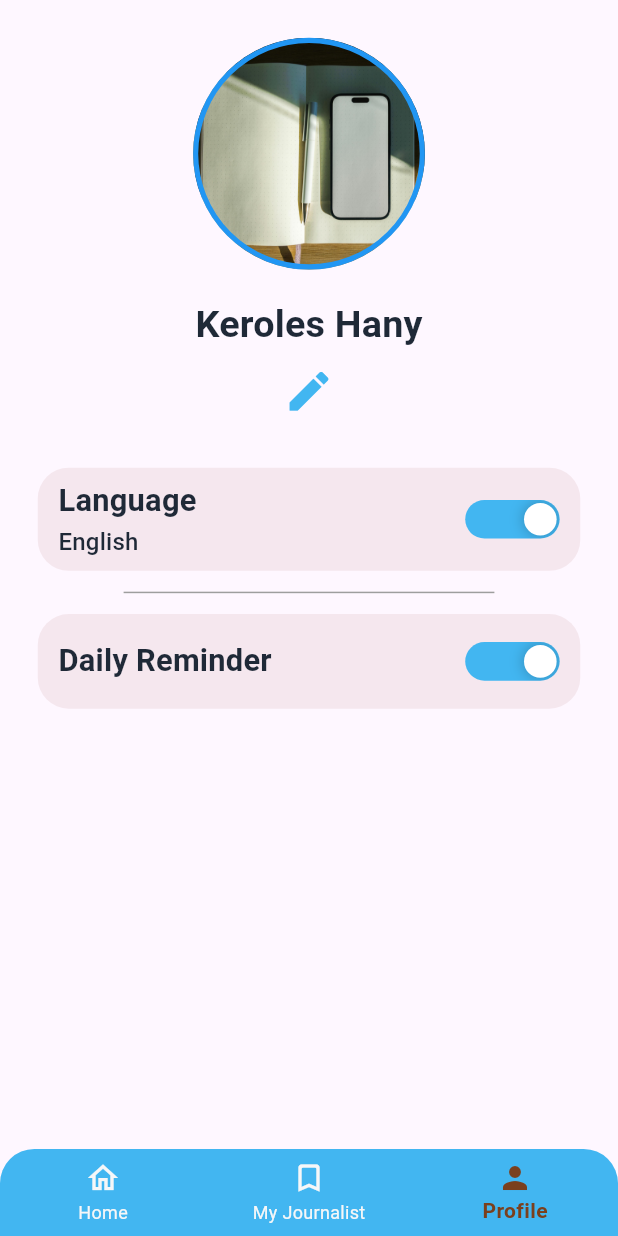
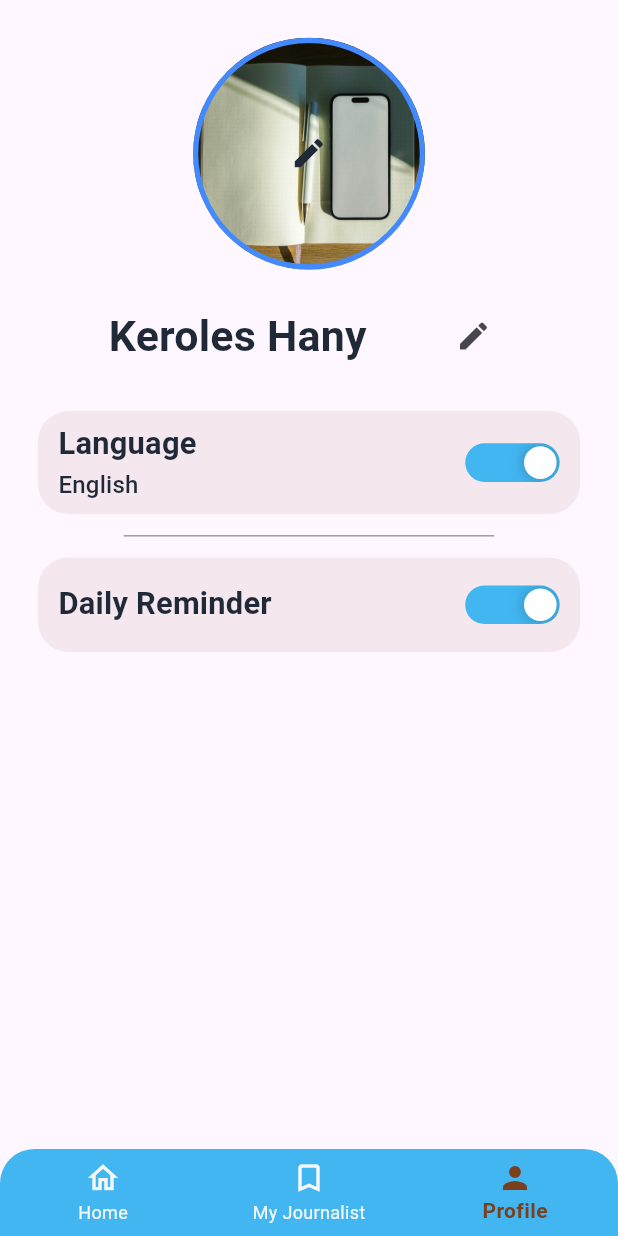
Before and after one commit to SWE-Keroles-Hany/mood-j, a Flutter app: the HomeScreen screen opened by its route, item 3 of the bottom bar chosen, after a tap on the "edit" icon, on a phone screen of 412 x 824 dp. Run offline on Flutter 3.47's test engine with Material 3 defaults, Android fonts, the phone set to English and light mode, and no system bars; drawn by our look-alikes of flutter_advanced_switch; our stand-ins replace dartz, fluentui_system_icons, flutter_bloc, flutter_screenutil, get_it, image_picker and 2 more; missing offline and left inert: emojis, voice_note_kit; accounts and stored records are empty; statements that could not run were skipped.

Commit message:
edit home tab

```diff
--- a/lib/features/home/presentation/home_screen.dart
+++ b/lib/features/home/presentation/home_screen.dart
@@ -18,6 +18,19 @@ class HomeScreen extends StatefulWidget {
 class _HomeScreenState extends State<HomeScreen> {
   int selectedIndex = 0;
   final List<StatefulWidget> tabs = [HomeTab(), JournalistTab(), SettingsTab()];
+  @override
+  void initState() {
+    super.initState();
+    _refreshData();
+  }
+
+  void _refreshData() async {
+    final moodsCubit = getIt<MoodsCubit>();
+    await moodsCubit.getAllMoods();
+    await moodsCubit.getMoodToday();
+    await moodsCubit.getMostFrequentMood();
+    await moodsCubit.getWritingStreak();
+  }
 
   @override
   Widget build(BuildContext context) {
@@ -39,13 +52,14 @@ class _HomeScreenState extends State<HomeScreen> {
             selectedLabelStyle: TextStyle(fontWeight: FontWeight.bold),
             type: BottomNavigationBarType.fixed,
             currentIndex: selectedIndex,
-            onTap: (value) {
+            onTap: (value) async {
               selectedIndex = value;
+              final moodsCubit = getIt<MoodsCubit>();
               if (value == 0) {
-                getIt<MoodsCubit>().getMoodToday();
-                getIt<MoodsCubit>().getAllMoods();
-                getIt<MoodsCubit>().getMostFrequentMood();
-                getIt<MoodsCubit>().getWritingStreak();
+                await moodsCubit.getMoodToday();
+                await moodsCubit.getAllMoods();
+                await moodsCubit.getMostFrequentMood();
+                await moodsCubit.getWritingStreak();
               }
               setState(() {});
             },
--- a/lib/features/home/presentation/home_tab.dart
+++ b/lib/features/home/presentation/home_tab.dart
@@ -16,31 +16,23 @@ import 'package:moodly_j/features/on_boarding_screen/presentation/cubit/user_sta
 // ignore: must_be_immutable
 class HomeTab extends StatefulWidget {
   const HomeTab({super.key});
-
   @override
   State<HomeTab> createState() => _HomeTabState();
 }
 
 class _HomeTabState extends State<HomeTab> {
-  bool flag = true;
   @override
-  void didChangeDependencies() {
-    if (flag) {
-      _refreshData();
-      flag = false;
-      setState(() {});
-    } else {
-      _refreshData();
-    }
-    super.didChangeDependencies();
+  void initState() {
+    super.initState();
+    _refreshData();
   }
 
-  void _refreshData() {
+  void _refreshData() async {
     final moodsCubit = getIt<MoodsCubit>();
-    moodsCubit.getAllMoods();
-    moodsCubit.getMoodToday();
-    moodsCubit.getMostFrequentMood();
-    moodsCubit.getWritingStreak();
+    await moodsCubit.getAllMoods();
+    await moodsCubit.getMoodToday();
+    await moodsCubit.getMostFrequentMood();
+    await moodsCubit.getWritingStreak();
   }
 
   @override
@@ -133,10 +125,10 @@ class _HomeTabState extends State<HomeTab> {
                       } else if (state is MostFrequentMoodLoaded) {
                         return CustomItem(
                           fixedIcon: false,
-                          emoji: getEmoji(state.mood.emoji).$1,
+                          emoji: getEmoji(state.mood?.emoji).$1,
                           bgColor: AppTheme.creamYellow,
                           color: AppTheme.darkBrown,
-                          result: getEmoji(state.mood.emoji).$2,
+                          result: getEmoji(state.mood?.emoji).$2,
                           title: "Most Frequent",
                         );
                       } else if (state is MostFrequentMoodError) {
@@ -199,7 +191,9 @@ class _HomeTabState extends State<HomeTab> {
               color: AppTheme.leafGreen,
               icon: Icons.add_box_outlined,
               onPressed: () {
-                Navigator.of(context).pushNamed(AddMoodScreen.routeName);
+                Navigator.of(
+                  context,
+                ).pushReplacementNamed(AddMoodScreen.routeName);
               },
               title: "Add Mood",
             ),
--- a/lib/features/moods/data/models/mood_model.dart
+++ b/lib/features/moods/data/models/mood_model.dart
@@ -1,3 +1,5 @@
+import 'package:moodly_j/core/our_emojis.dart';
+
 class MoodModel {
   String description;
   String emoji;
--- a/lib/features/moods/data/repository/moods_repository.dart
+++ b/lib/features/moods/data/repository/moods_repository.dart
@@ -9,5 +9,5 @@ abstract class MoodsRepository {
   Future<Either<Failure, List<MoodEntity>>> getAllMoods();
   Future<Either<Failure, int>> getWritingStreak();
   Future<Either<Failure, MoodEntity?>> getMoodToday();
-  Future<Either<Failure, MoodEntity>> getMostFrequentMood();
+  Future<Either<Failure, MoodEntity?>> getMostFrequentMood();
 }
--- a/lib/features/moods/domain/repository/moods_repository_imp.dart
+++ b/lib/features/moods/domain/repository/moods_repository_imp.dart
@@ -49,12 +49,9 @@ class MoodsRepositoryImp implements MoodsRepository {
   }
 
   @override
-  Future<Either<Failure, MoodEntity>> getMostFrequentMood() async {
+  Future<Either<Failure, MoodEntity?>> getMostFrequentMood() async {
     try {
-      // تأكد إن فيه بيانات
-      if (allMoodsModel.isEmpty) {
-        return Left(Failure("No moods found"));
-      }
+      if (allMoodsModel.isEmpty) return Right(null);
 
       // نحسب عدد تكرار كل إيموجي
       final Map<String, int> moodCounts = {};
--- a/lib/features/moods/presentation/cubit/moods_cubti.dart
+++ b/lib/features/moods/presentation/cubit/moods_cubti.dart
@@ -73,12 +73,13 @@ class MoodsCubit extends Cubit<MoodsStates> {
   Future<void> getMostFrequentMood() async {
     emit(MostFrequentMoodLoading());
     final result = await _getMostFrequentMood.getMostFrequentMood();
+
     result.fold(
       (failulre) {
         emit(MostFrequentMoodError(failulre.message));
       },
       (result) {
-        emit(MostFrequentMoodLoaded(result!));
+        emit(MostFrequentMoodLoaded(result));
       },
     );
   }
--- a/lib/features/moods/presentation/cubit/moods_states.dart
+++ b/lib/features/moods/presentation/cubit/moods_states.dart
@@ -41,7 +41,7 @@ class SuccessGetAllMoodsState implements MoodsStates {
 class MostFrequentMoodLoading extends MoodsStates {}
 
 class MostFrequentMoodLoaded extends MoodsStates {
-  final MoodEntity mood;
+  final MoodEntity? mood;
   MostFrequentMoodLoaded(this.mood);
 }
 
--- a/lib/features/moods/presentation/screens/add_mood_screen.dart
+++ b/lib/features/moods/presentation/screens/add_mood_screen.dart
@@ -129,11 +129,13 @@ class _AddMoodScreenState extends State<AddMoodScreen> {
                   } else if (state is SuccessAddMoodState) {
                     UiUtils.hideLoading(context);
                     UiUtils.showMessage(context, "Your Mood Added", true);
-                    Navigator.pop(context);
-                    BlocProvider.of<MoodsCubit>(context).getMoodToday();
-                    BlocProvider.of<MoodsCubit>(context).getAllMoods();
-                    BlocProvider.of<MoodsCubit>(context).getMostFrequentMood();
-                    BlocProvider.of<MoodsCubit>(context).getWritingStreak();
+                    Navigator.of(
+                      context,
+                    ).pushReplacementNamed(HomeScreen.routeName);
+                    getIt<MoodsCubit>().getMoodToday();
+                    getIt<MoodsCubit>().getAllMoods();
+                    getIt<MoodsCubit>().getMostFrequentMood();
+                    getIt<MoodsCubit>().getWritingStreak();
                   }
                 },
                 child: ElvatedButton(onPressed: addMood, title: "Save"),
@@ -143,6 +145,12 @@ class _AddMoodScreenState extends State<AddMoodScreen> {
           ),
         ),
         appBar: AppBar(
+          leading: GestureDetector(
+            onTap: () => Navigator.of(
+              context,
+            ).pushReplacementNamed(HomeScreen.routeName),
+            child: Icon(Icons.arrow_back),
+          ),
           title: Text(
             "Add Mood",
             style: textTheme.titleLarge!.copyWith(fontSize: 26.sp),
--- a/lib/features/on_boarding_screen/presentation/screens/on_boarding_screen.dart
+++ b/lib/features/on_boarding_screen/presentation/screens/on_boarding_screen.dart
@@ -65,7 +65,6 @@ class _OnBoardingScreenState extends State<OnBoardingScreen> {
                 onPressed: () {
                   startBottomSheet(
                     context: context,
-                    controller: notificationController,
                     dailyReminder: dailyReminder,
                     globalKey: _globalKey,
                     nameController: nameController,
--- a/lib/features/on_boarding_screen/presentation/widgets/start_bottom_sheet.dart
+++ b/lib/features/on_boarding_screen/presentation/widgets/start_bottom_sheet.dart
@@ -14,7 +14,6 @@ Future<dynamic> startBottomSheet({
   required BuildContext context,
   required GlobalKey<FormState> globalKey,
   required TextEditingController nameController,
-  required ValueNotifier<bool>? controller,
   required bool reminderSelected,
   required Function(dynamic) dailyReminder,
 }) {
--- a/lib/features/settings/settings_tab.dart
+++ b/lib/features/settings/settings_tab.dart
@@ -1,7 +1,9 @@
 import 'package:flutter/material.dart';
 import 'package:flutter_screenutil/flutter_screenutil.dart';
+import 'package:image_picker/image_picker.dart';
 import 'package:moodly_j/core/theme/app_theme.dart';
 import 'package:moodly_j/features/moods/presentation/widgets/elvated_button.dart';
+import 'package:moodly_j/features/on_boarding_screen/presentation/widgets/start_bottom_sheet.dart';
 import 'package:moodly_j/features/settings/widgets/notification_setting.dart';
 import 'package:moodly_j/features/settings/widgets/settign_item_lable.dart';
 import 'package:moodly_j/features/settings/widgets/setting_item.dart';
@@ -17,6 +19,8 @@ class _SettingsTabState extends State<SettingsTab> {
   final themeController = ValueNotifier<bool>(true);
   final notificationController = ValueNotifier<bool>(true);
   final lanaugeController = ValueNotifier<bool>(true);
+  final nameController = TextEditingController();
+  final GlobalKey<FormState> _globalKey = GlobalKey<FormState>();
 
   //! Theme Variables
   bool lightSelected = true;
@@ -36,11 +40,19 @@ class _SettingsTabState extends State<SettingsTab> {
         crossAxisAlignment: CrossAxisAlignment.stretch,
 
         children: [
+          GestureDetector(
+            onTap: () async {
+              final ImagePicker picker = ImagePicker();
+              await picker.pickImage(source: ImageSource.gallery);
+            },
+            child: Stack(
+              alignment: Alignment.center,
+              children: [
                 Container(
                   height: 120.h,
                   decoration: BoxDecoration(
                     border: Border.all(
-                color: Colors.blue,
+                      color: Colors.blueAccent,
                       width: 3.w,
                       style: BorderStyle.solid,
                     ),
@@ -50,22 +62,24 @@ class _SettingsTabState extends State<SettingsTab> {
                     ),
                   ),
                 ),
-          SizedBox(height: 14.h),
-          Center(
-            child: Text(
+                Icon(Icons.edit, size: 22.r, color: AppTheme.black),
+              ],
+            ),
+          ),
+          SizedBox(height: 16.h),
+          Row(
+            mainAxisAlignment: MainAxisAlignment.spaceEvenly,
+            children: [
+              Text(
                 "Keroles Hany",
                 style: textTheme.titleMedium!.copyWith(
-                fontSize: 22.sp,
+                  fontSize: 25.sp,
                   fontWeight: FontWeight.bold,
                   color: AppTheme.black,
                 ),
               ),
-          ),
-          IconButton(
-            onPressed: () {
-              // showModalBottomSheet(context: context, builder: builder);
-            },
-            icon: Icon(Icons.edit, size: 30.r, color: AppTheme.blue),
+              IconButton(onPressed: () {}, icon: Icon(Icons.edit)),
+            ],
           ),
           SizedBox(height: 20.h),
           SettingItem(
```
Lines whose indentation alone changed are shown as unchanged.
